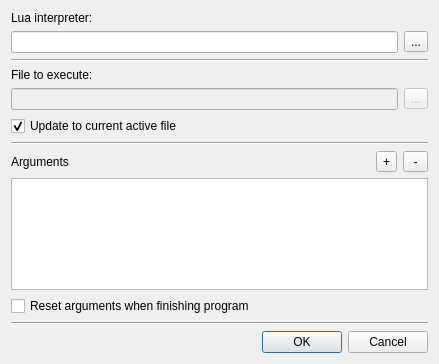
This is forms/interpreter.ui in AdUki/LimLim as Qt 5 draws it before an edit. The edited form follows.
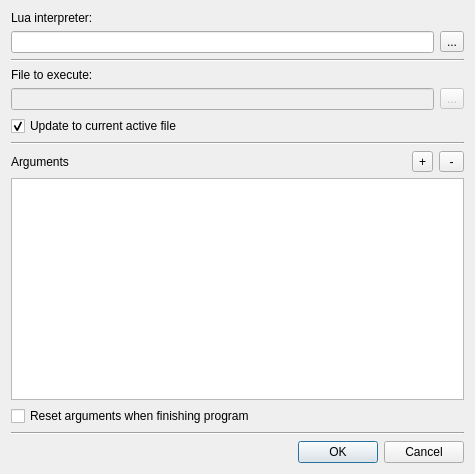
This is the edited form.

Commit message: Added path to lua modules Changed path to limdebug module to path to modules globaly, both debugger and interpreter now use this path...

```diff
--- a/forms/interpreter.ui
+++ b/forms/interpreter.ui
@@ -6,8 +6,8 @@
    <rect>
     <x>0</x>
     <y>0</y>
-    <width>439</width>
-    <height>364</height>
+    <width>475</width>
+    <height>474</height>
    </rect>
   </property>
   <property name="windowTitle">
@@ -153,19 +153,6 @@
      </property>
     </widget>
    </item>
-   <item>
-    <spacer name="verticalSpacer">
-     <property name="orientation">
-      <enum>Qt::Vertical</enum>
-     </property>
-     <property name="sizeHint" stdset="0">
-      <size>
-       <width>20</width>
-       <height>40</height>
-      </size>
-     </property>
-    </spacer>
-   </item>
    <item>
     <widget class="Line" name="line">
      <property name="orientation">
```
The commit also changes 8 other files.
